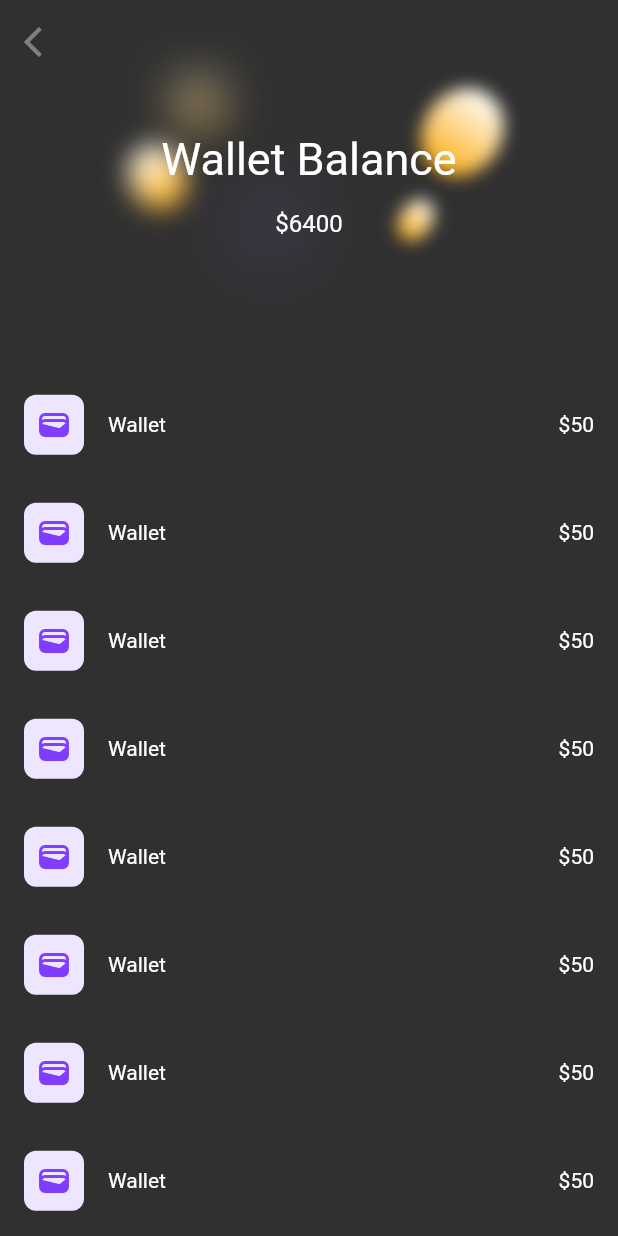
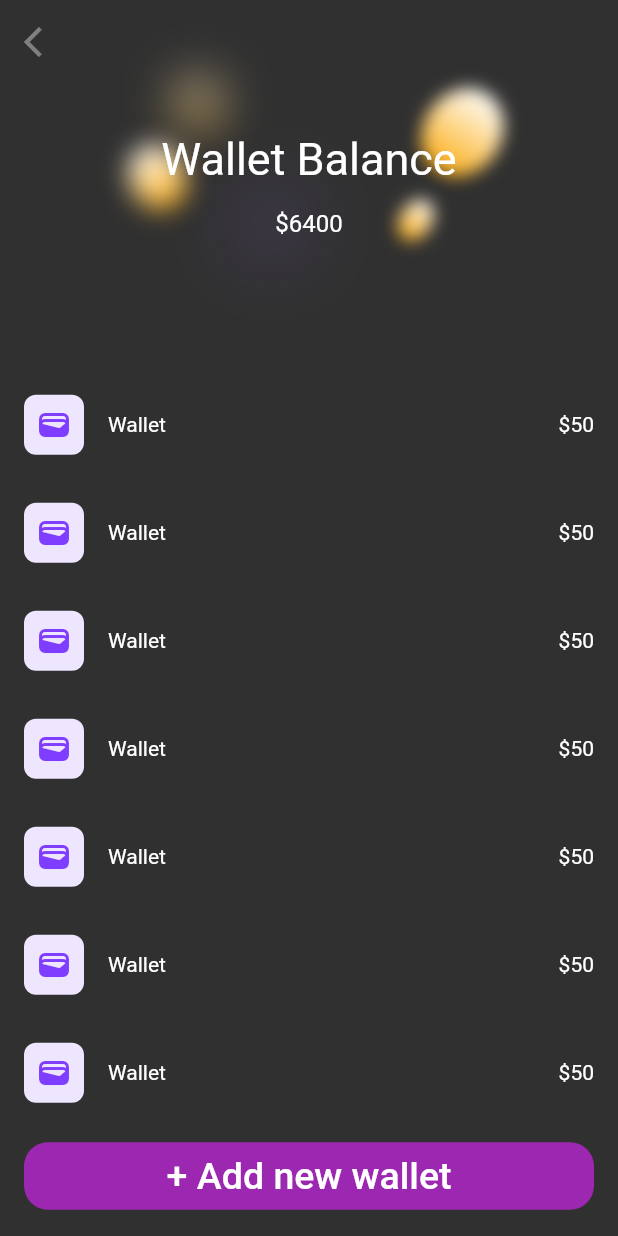
Before and after one commit to MiMi-Yup/ExpenseTracker, a Flutter app: the screen it shows after launch, on a phone screen of 412 x 824 dp. Run offline on Flutter 3.47's test engine with Material 2 defaults, Android fonts, the phone set to English and light mode, and no system bars; our stand-ins replace dotted_border, file_picker, fl_chart, flutter_slidable, image_picker, sliver_tools.

Commit message:
add wallet in profile(wallet)

```diff
--- a/lib/page/profile/wallet_page.dart
+++ b/lib/page/profile/wallet_page.dart
@@ -1,4 +1,5 @@
 import 'package:expense_tracker/constant/color.dart';
+import 'package:expense_tracker/widget/largest_button.dart';
 import 'package:flutter/material.dart';
 
 class WalletPage extends StatelessWidget {
@@ -7,8 +8,12 @@ class WalletPage extends StatelessWidget {
   @override
   Widget build(BuildContext context) {
     return Scaffold(
-        body: NestedScrollView(
-            headerSliverBuilder: (context, innerBoxIsScrolled) => [
+        body: Column(
+      children: [
+        Expanded(
+          child: CustomScrollView(
+            physics: BouncingScrollPhysics(),
+            slivers: [
               SliverAppBar(
                   floating: true,
                   pinned: true,
@@ -19,7 +24,6 @@ class WalletPage extends StatelessWidget {
                   backgroundColor: MyColor.mainBackgroundColor,
                   elevation: 0.0,
                   flexibleSpace: FlexibleSpaceBar(
-                          centerTitle: true,
                       background: Stack(
                     alignment: AlignmentDirectional.center,
                     children: [
@@ -39,14 +43,10 @@ class WalletPage extends StatelessWidget {
                         ],
                       )
                     ],
-                          )))
-                ],
-            body: MediaQuery.removePadding(
-                context: context,
-                removeTop: true,
-                child: ListView(
-                  physics: BouncingScrollPhysics(),
-                  children: List.generate(
+                  ))),
+              SliverList(
+                  delegate: SliverChildListDelegate(
+                      List.generate(
                           50,
                           (index) => GestureDetector(
                                 onTap: null,
@@ -60,11 +60,14 @@ class WalletPage extends StatelessWidget {
                                           mainAxisSize: MainAxisSize.min,
                                           children: [
                                             Container(
-                                          padding: const EdgeInsets.all(8.0),
+                                              padding:
+                                                  const EdgeInsets.all(8.0),
                                               decoration: BoxDecoration(
-                                              color: MyColor.purpleTranparent,
+                                                  color:
+                                                      MyColor.purpleTranparent,
                                                   borderRadius:
-                                                  BorderRadius.circular(8.0)),
+                                                      BorderRadius.circular(
+                                                          8.0)),
                                               alignment: Alignment.center,
                                               child: Icon(
                                                 Icons.wallet,
@@ -81,6 +84,16 @@ class WalletPage extends StatelessWidget {
                                   ),
                                 ),
                               )),
-                ))));
+                      addSemanticIndexes: false))
+            ],
+          ),
+        ),
+        Container(
+          width: double.maxFinite,
+          padding: const EdgeInsets.all(16.0),
+          child: largestButton(text: "+ Add new wallet", onPressed: () => null),
+        )
+      ],
+    ));
   }
 }
```
Also changed, not shown: lib/page/setting/setting_page.dart (added). Lines whose indentation alone changed are shown as unchanged.
